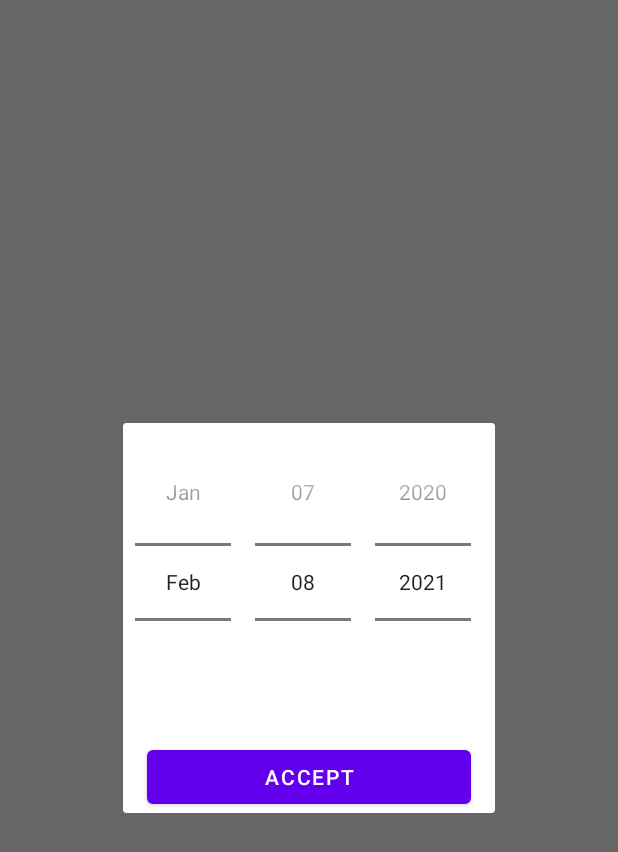
After one commit to Edmko/Exchanger, an Android app: the fragment DatePickerDialogFragment shown on its own in the app's theme, on a phone screen of 412 x 824 dp. The commit adds this screen. Shown: the top 852 px of the screen. Run offline under Robolectric (Android 15) with nearby library versions, the phone set to English and light mode, and no system bars.

Commit message:
working with date pickers

```diff
--- /dev/null
+++ b/app/src/main/java/test/privat/exchanger/ui/datepickerdialog/DatePickerDialogFragment.kt
@@ -0,0 +1,49 @@
+package test.privat.exchanger.ui.datepickerdialog
+
+import android.os.Bundle
+import android.view.LayoutInflater
+import android.view.View
+import android.view.ViewGroup
+import androidx.fragment.app.DialogFragment
+import test.privat.exchanger.databinding.DialogDatePickerBinding
+import test.privat.exchanger.extensions.getDateString
+import test.privat.exchanger.extensions.requireListener
+
+class DatePickerDialogFragment : DialogFragment() {
+
+    lateinit var binding: DialogDatePickerBinding
+    override fun onCreateView(
+        inflater: LayoutInflater,
+        container: ViewGroup?,
+        savedInstanceState: Bundle?
+    ): View {
+        binding =
+            DialogDatePickerBinding.inflate(LayoutInflater.from(context), container, false)
+        return binding.root
+    }
+
+    private val parentFeature: DatePickerDialogListener?
+        get() = requireListener()
+
+    override fun onViewCreated(view: View, savedInstanceState: Bundle?) {
+        super.onViewCreated(view, savedInstanceState)
+
+        with(binding) {
+            btnAccept.setOnClickListener {
+                parentFeature?.onDateSelected(datePicker.getDateString())
+                dismiss()
+            }
+            datePicker.maxDate = System.currentTimeMillis()
+            datePicker.minDate = System.currentTimeMillis() - FOUR_YEARS_IN_MILLIS
+        }
+    }
+
+
+    interface DatePickerDialogListener {
+        fun onDateSelected(date: String)
+    }
+
+    companion object {
+        const val FOUR_YEARS_IN_MILLIS = 126227808000L
+    }
+}
--- /dev/null
+++ b/app/src/main/res/layout/dialog_date_picker.xml
@@ -0,0 +1,26 @@
+<?xml version="1.0" encoding="utf-8"?>
+<androidx.constraintlayout.widget.ConstraintLayout xmlns:android="http://schemas.android.com/apk/res/android"
+    xmlns:app="http://schemas.android.com/apk/res-auto"
+    android:layout_width="wrap_content"
+    android:layout_height="wrap_content">
+
+    <DatePicker
+        android:id="@+id/datePicker"
+        android:layout_width="wrap_content"
+        android:layout_height="wrap_content"
+        android:datePickerMode="spinner"
+        android:calendarViewShown="false"
+        app:layout_constraintTop_toTopOf="parent"
+        app:layout_constraintStart_toStartOf="parent"/>
+
+    <Button
+        android:id="@+id/btnAccept"
+        android:layout_width="0dp"
+        android:layout_height="wrap_content"
+        android:text="@string/accept"
+        android:layout_marginStart="16dp"
+        android:layout_marginEnd="16dp"
+        app:layout_constraintEnd_toEndOf="@id/datePicker"
+        app:layout_constraintStart_toStartOf="@id/datePicker"
+        app:layout_constraintTop_toBottomOf="@id/datePicker"/>
+</androidx.constraintlayout.widget.ConstraintLayout>
--- a/app/src/main/res/values/strings.xml
+++ b/app/src/main/res/values/strings.xml
@@ -3,4 +3,5 @@
     <string name="nbu">НБУ</string>
     <string name="privat_bank">ПриватБанк</string>
     <string name="exchange_rate">Курсы валют</string>
+    <string name="accept">Accept</string>
 </resources>
```
Also changed, not shown: app/src/main/java/test/privat/exchanger/extensions/FragmentExt.kt (added, +22 -0 lines), app/src/main/java/test/privat/exchanger/extensions/ViewExt.kt (added, +11 -0 lines), app/src/main/java/test/privat/exchanger/ui/exchanger/ExchangerFragment.kt (+45 -23 lines), app/src/main/java/test/privat/exchanger/ui/exchanger/ExchangerViewModel.kt (+23 -3 lines), app/src/main/java/test/privat/exchanger/extensions/DateExt.kt (line endings or trailing spaces).
